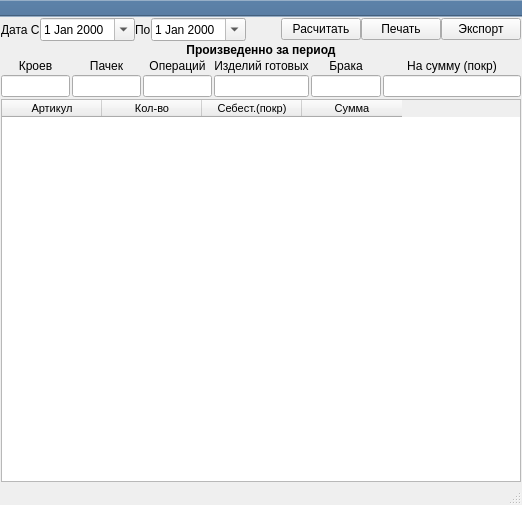
First picture: the form in ui/report_performance_company.ui, repository Meller008/CRM-Avi, before the edit.
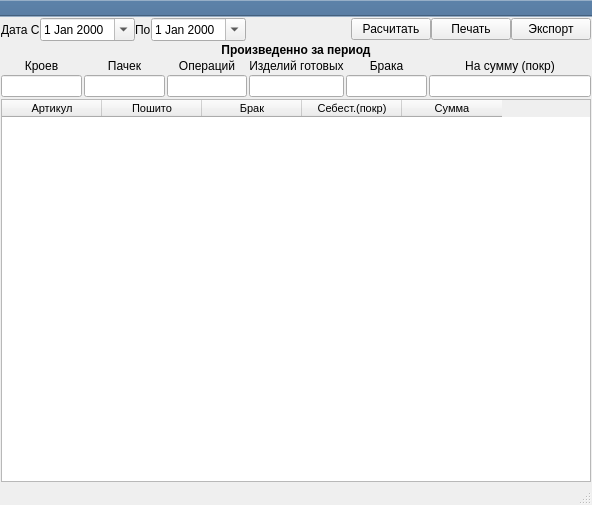
Second picture: the form after the edit.

Commit message: Работа - Правка отчета произведенно, добавленна колонка брак

```diff
--- a/ui/report_performance_company.ui
+++ b/ui/report_performance_company.ui
@@ -6,7 +6,7 @@
    <rect>
     <x>0</x>
     <y>0</y>
-    <width>522</width>
+    <width>592</width>
     <height>505</height>
    </rect>
   </property>
@@ -266,7 +266,7 @@
        <bool>false</bool>
       </attribute>
       <attribute name="verticalHeaderDefaultSectionSize">
-       <number>20</number>
+       <number>21</number>
       </attribute>
       <attribute name="verticalHeaderMinimumSectionSize">
        <number>18</number>
@@ -278,7 +278,12 @@
       </column>
       <column>
        <property name="text">
-        <string>Кол-во</string>
+        <string>Пошито</string>
+       </property>
+      </column>
+      <column>
+       <property name="text">
+        <string>Брак</string>
        </property>
       </column>
       <column>
```
The commit also changes 1 other file.
